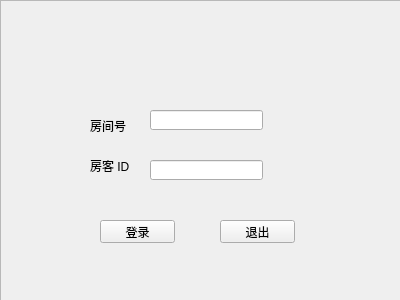
Before: the Qt Designer form src/client/ui/authwindow.ui in iYiYaHa/Air-Conditioner, drawn with Qt 5.
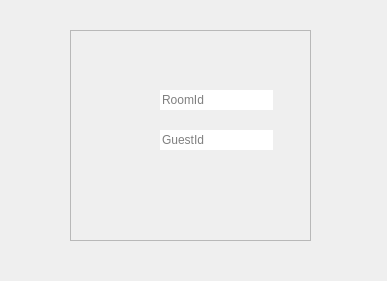
After: the same form once the commit is applied. Icons and pictures are not drawn.

Diff of the .ui file:
```diff
--- a/src/client/ui/authwindow.ui
+++ b/src/client/ui/authwindow.ui
@@ -6,66 +6,32 @@
    <rect>
     <x>0</x>
     <y>0</y>
-    <width>400</width>
-    <height>300</height>
+    <width>387</width>
+    <height>281</height>
    </rect>
   </property>
   <property name="windowTitle">
    <string>Form</string>
   </property>
-  <widget class="QLineEdit" name="RoomId">
-   <property name="geometry">
-    <rect>
-     <x>150</x>
-     <y>110</y>
-     <width>113</width>
-     <height>20</height>
-    </rect>
-   </property>
-  </widget>
-  <widget class="QLineEdit" name="GuestId">
-   <property name="geometry">
-    <rect>
-     <x>150</x>
-     <y>160</y>
-     <width>113</width>
-     <height>20</height>
-    </rect>
-   </property>
-  </widget>
-  <widget class="QPushButton" name="LogOnBtn">
-   <property name="geometry">
-    <rect>
-     <x>100</x>
-     <y>220</y>
-     <width>75</width>
-     <height>23</height>
-    </rect>
-   </property>
-   <property name="text">
-    <string>登录</string>
-   </property>
-  </widget>
-  <widget class="QPushButton" name="QuitBtn">
-   <property name="geometry">
-    <rect>
-     <x>220</x>
-     <y>220</y>
-     <width>75</width>
-     <height>23</height>
-    </rect>
-   </property>
-   <property name="text">
-    <string>退出</string>
-   </property>
-  </widget>
+  <property name="autoFillBackground">
+   <bool>false</bool>
+  </property>
+  <property name="styleSheet">
+   <string notr="true">#AuthWindow {
+border-image: url(:/background/background2.jpg);
+border-top-left-radius:30px;
+border-top-right-radius:30px;
+border-bottom-left-radius:30px;
+border-bottom-right-radius:30px;
+}</string>
+  </property>
   <widget class="QFrame" name="frame">
    <property name="geometry">
     <rect>
-     <x>0</x>
-     <y>0</y>
-     <width>401</width>
-     <height>301</height>
+     <x>70</x>
+     <y>30</y>
+     <width>241</width>
+     <height>211</height>
     </rect>
    </property>
    <property name="styleSheet">
@@ -79,33 +45,89 @@
    <property name="frameShadow">
     <enum>QFrame::Raised</enum>
    </property>
-   <widget class="QLabel" name="RoomIdLabel">
+   <widget class="QLineEdit" name="RoomId">
     <property name="geometry">
      <rect>
       <x>90</x>
-      <y>120</y>
-      <width>54</width>
-      <height>12</height>
+      <y>60</y>
+      <width>113</width>
+      <height>20</height>
      </rect>
     </property>
     <property name="styleSheet">
      <string notr="true"/>
     </property>
+    <property name="frame">
+     <bool>false</bool>
+    </property>
+    <property name="placeholderText">
+     <string>RoomId</string>
+    </property>
+    <property name="clearButtonEnabled">
+     <bool>true</bool>
+    </property>
+   </widget>
+   <widget class="QPushButton" name="LogOnBtn">
+    <property name="geometry">
+     <rect>
+      <x>50</x>
+      <y>140</y>
+      <width>61</width>
+      <height>31</height>
+     </rect>
+    </property>
     <property name="text">
-     <string>房间号</string>
+     <string/>
+    </property>
+    <property name="shortcut">
+     <string>Return</string>
+    </property>
+    <property name="flat">
+     <bool>true</bool>
     </property>
    </widget>
-   <widget class="QLabel" name="GuestIdLabel">
+   <widget class="QLineEdit" name="GuestId">
     <property name="geometry">
      <rect>
       <x>90</x>
-      <y>160</y>
-      <width>54</width>
-      <height>12</height>
+      <y>100</y>
+      <width>113</width>
+      <height>20</height>
      </rect>
+    </property>
+    <property name="frame">
+     <bool>false</bool>
+    </property>
+    <property name="echoMode">
+     <enum>QLineEdit::PasswordEchoOnEdit</enum>
+    </property>
+    <property name="placeholderText">
+     <string>GuestId</string>
+    </property>
+    <property name="clearButtonEnabled">
+     <bool>true</bool>
+    </property>
+   </widget>
+   <widget class="QPushButton" name="QuitBtn">
+    <property name="geometry">
+     <rect>
+      <x>140</x>
+      <y>140</y>
+      <width>61</width>
+      <height>31</height>
+     </rect>
+    </property>
+    <property name="focusPolicy">
+     <enum>Qt::StrongFocus</enum>
+    </property>
+    <property name="styleSheet">
+     <string notr="true">#QuitBtn:focus{outline: none;}</string>
     </property>
     <property name="text">
-     <string>房客 ID</string>
+     <string/>
+    </property>
+    <property name="flat">
+     <bool>true</bool>
     </property>
    </widget>
   </widget>
```
Left out of the diff: 9 changed lines with no effect on the pictures.
